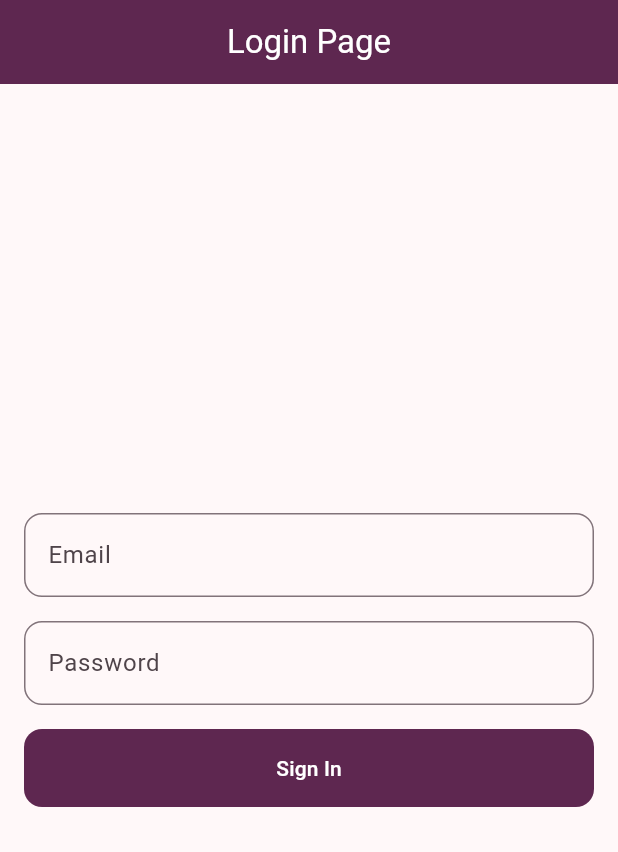
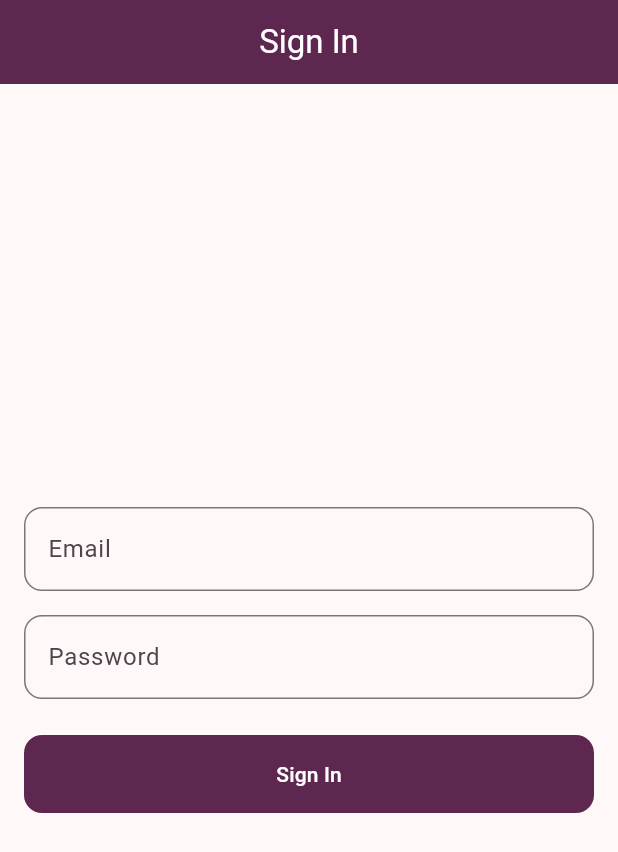
Before and after one commit to Mehaksaluja/Zenvo--Ecommerce-MobileApp-, a Flutter app: the screen it shows after launch, on a phone screen of 412 x 824 dp. Shown: the top 852 px of the screen. Run offline on Flutter 3.47's test engine with Material 3 defaults, Android fonts, the phone set to English and light mode, and no system bars; our stand-ins replace flutter_bloc.

Commit message:
login completed

```diff
--- /dev/null
+++ b/lib/features/auth/bloc/auth_event.dart
@@ -0,0 +1,11 @@
+import 'package:flutter/material.dart';
+
+@immutable
+abstract class AuthEvent {}
+
+class LoginButtonPressed extends AuthEvent {
+  final String email;
+  final String password;
+
+  LoginButtonPressed({required this.email, required this.password});
+}
--- /dev/null
+++ b/lib/features/auth/bloc/auth_state.dart
@@ -0,0 +1,15 @@
+import 'package:flutter/material.dart';
+
+@immutable
+abstract class AuthState {}
+
+class AuthInitial extends AuthState {}
+
+class AuthLoading extends AuthState {}
+
+class AuthSuccess extends AuthState {}
+
+class AuthFailure extends AuthState {
+  final String message;
+  AuthFailure(this.message);
+}
--- a/lib/features/auth/presentation/pages/login_page.dart
+++ b/lib/features/auth/presentation/pages/login_page.dart
@@ -1,29 +1,80 @@
 import 'package:flutter/material.dart';
+import 'package:flutter_bloc/flutter_bloc.dart';
+import 'package:shopper_app/features/auth/bloc/auth_bloc.dart';
+import 'package:shopper_app/features/auth/bloc/auth_event.dart';
+import 'package:shopper_app/features/auth/bloc/auth_state.dart';
 
-class LoginPage extends StatelessWidget {
+class LoginPage extends StatefulWidget {
   const LoginPage({super.key});
 
   @override
-  Widget build(BuildContext build) {
+  State<LoginPage> createState() => _LoginPageState();
+}
+
+class _LoginPageState extends State<LoginPage> {
+  final _emailController = TextEditingController();
+  final _passwordController = TextEditingController();
+  final _formKey = GlobalKey<FormState>();
+
+  @override
+  void dispose() {
+    _emailController.dispose();
+    _passwordController.dispose();
+    super.dispose();
+  }
+
+  @override
+  Widget build(BuildContext context) {
     return Scaffold(
-      appBar: AppBar(title: const Text('Login Page')),
-      body: Padding(
-        padding: const EdgeInsets.all(16),
+      appBar: AppBar(title: const Text('Sign In')),
+      body: BlocListener<AuthBloc, AuthState>(
+        listener: (context, state) {
+          if (state is AuthFailure) {
+            ScaffoldMessenger.of(
+              context,
+            ).showSnackBar(SnackBar(content: Text(state.message)));
+          } else if (state is AuthSuccess) {
+            // Navigate to home screen
+            ScaffoldMessenger.of(
+              context,
+            ).showSnackBar(const SnackBar(content: Text('Success!')));
+          }
+        },
+        child: BlocBuilder<AuthBloc, AuthState>(
+          builder: (context, state) {
+            if (state is AuthLoading) {
+              return const Center(child: CircularProgressIndicator());
+            }
+
+            return Form(
+              key: _formKey,
+              child: Padding(
+                padding: const EdgeInsets.all(16.0),
                 child: Column(
                   mainAxisAlignment: MainAxisAlignment.center,
                   children: [
                     TextFormField(
+                      controller: _emailController,
                       decoration: const InputDecoration(labelText: 'Email'),
                     ),
                     const SizedBox(height: 16),
                     TextFormField(
+                      controller: _passwordController,
+                      obscureText: true,
                       decoration: const InputDecoration(labelText: 'Password'),
                     ),
-            const SizedBox(height: 16),
+                    const SizedBox(height: 24),
                     SizedBox(
                       width: double.infinity,
                       child: FilledButton(
-                onPressed: () => {print('Login button pressed!')},
+                        onPressed: () {
+                          context.read<AuthBloc>().add(
+                            LoginButtonPressed(
+                              email: _emailController.text,
+                              password: _passwordController.text,
+                            ),
+                          );
+                        },
                         child: const Text('Sign In'),
                       ),
                     ),
@@ -31,5 +82,9 @@ class LoginPage extends StatelessWidget {
                 ),
               ),
             );
+          },
+        ),
+      ),
+    );
   }
 }
--- a/lib/main.dart
+++ b/lib/main.dart
@@ -1,6 +1,8 @@
 import 'package:flutter/material.dart';
 import 'package:shopper_app/features/auth/presentation/pages/login_page.dart';
 import 'package:shopper_app/core/theme/app_theme.dart';
+import 'package:flutter_bloc/flutter_bloc.dart';
+import 'package:shopper_app/features/auth/bloc/auth_bloc.dart';
 
 void main() {
   runApp(const MyApp());
@@ -14,7 +16,7 @@ class MyApp extends StatelessWidget {
     return MaterialApp(
       title: 'Shopper App',
       theme: AppTheme.lightTheme,
-      home: const LoginPage(),
+      home: BlocProvider(create: (context) => AuthBloc(), child: LoginPage()),
       debugShowCheckedModeBanner: false,
     );
   }
```
Also changed, not shown: lib/features/auth/bloc/auth_bloc.dart (added, +23 -0 lines). Lines whose indentation alone changed are shown as unchanged.
